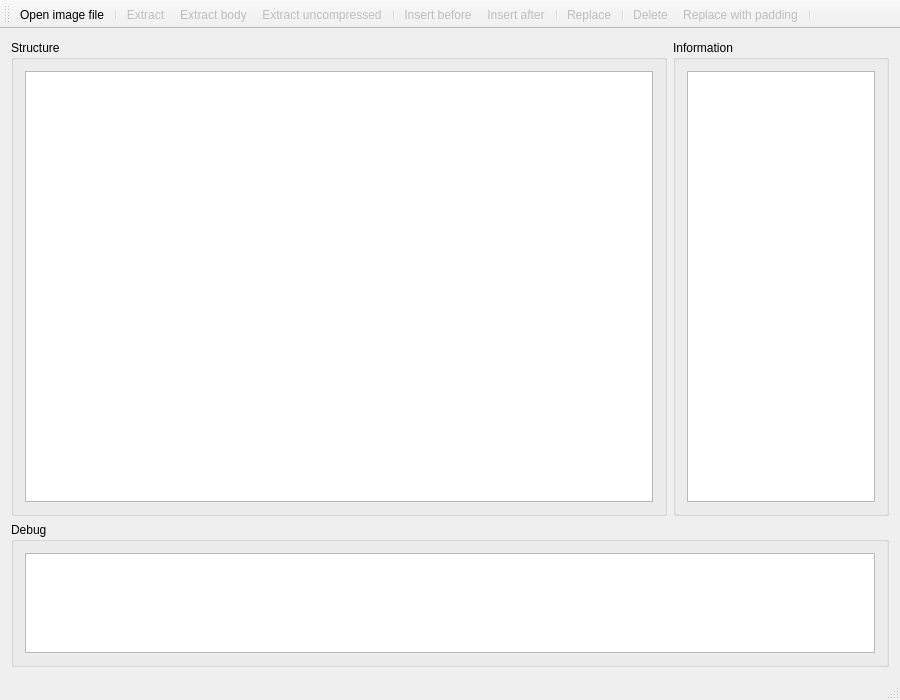
Old version of the form uefitool.ui in the repository LongSoft/UEFITool.
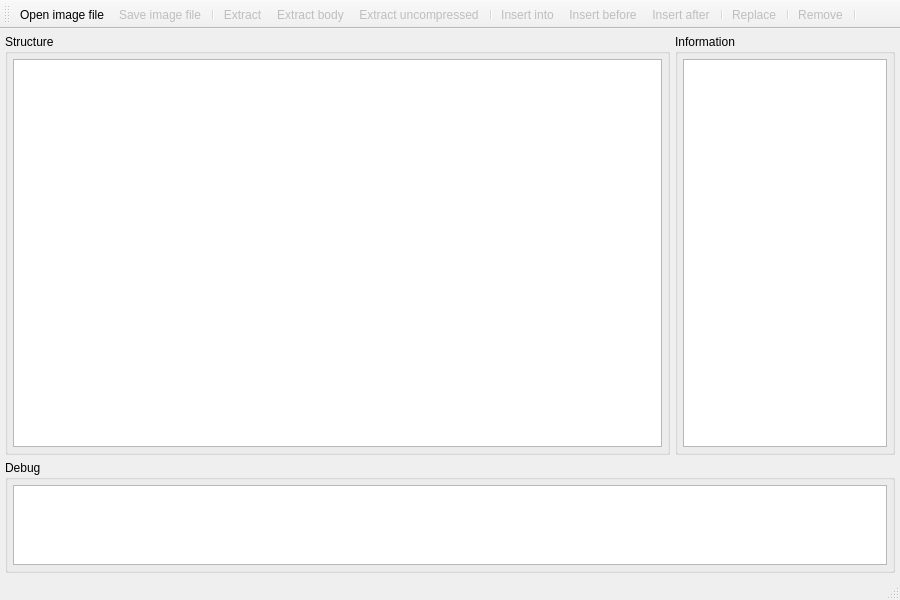
New version of the form.

```diff
--- a/uefitool.ui
+++ b/uefitool.ui
@@ -7,7 +7,7 @@
     <x>0</x>
     <y>0</y>
     <width>900</width>
-    <height>700</height>
+    <height>600</height>
    </rect>
   </property>
   <property name="sizePolicy">
@@ -20,7 +20,7 @@
    <bool>true</bool>
   </property>
   <property name="windowTitle">
-   <string>UEFITool 0.3.0</string>
+   <string>UEFITool 0.4.0</string>
   </property>
   <widget class="QWidget" name="centralWidget">
    <property name="sizePolicy">
@@ -30,6 +30,12 @@
     </sizepolicy>
    </property>
    <layout class="QGridLayout" name="gridLayout_2">
+    <property name="margin">
+     <number>5</number>
+    </property>
+    <property name="spacing">
+     <number>5</number>
+    </property>
     <item row="0" column="0">
      <widget class="QGroupBox" name="structureGroupBox">
       <property name="sizePolicy">
@@ -42,6 +48,12 @@
        <string>Structure</string>
       </property>
       <layout class="QGridLayout" name="gridLayout">
+       <property name="margin">
+        <number>5</number>
+       </property>
+       <property name="spacing">
+        <number>5</number>
+       </property>
        <item row="0" column="0" colspan="2">
         <widget class="QTreeView" name="structureTreeView">
          <property name="font">
@@ -80,7 +92,7 @@
       </property>
       <property name="maximumSize">
        <size>
-        <width>216</width>
+        <width>220</width>
         <height>16777215</height>
        </size>
       </property>
@@ -89,7 +101,10 @@
       </property>
       <layout class="QVBoxLayout" name="verticalLayout">
        <property name="spacing">
-        <number>3</number>
+        <number>5</number>
+       </property>
+       <property name="margin">
+        <number>5</number>
        </property>
        <item>
         <widget class="QPlainTextEdit" name="infoEdit">
@@ -99,12 +114,6 @@
            <verstretch>0</verstretch>
           </sizepolicy>
          </property>
-         <property name="maximumSize">
-          <size>
-           <width>200</width>
-           <height>16777215</height>
-          </size>
-         </property>
          <property name="font">
           <font>
            <family>Consolas</family>
@@ -137,6 +146,12 @@
        <string>Debug</string>
       </property>
       <layout class="QHBoxLayout" name="horizontalLayout">
+       <property name="spacing">
+        <number>5</number>
+       </property>
+       <property name="margin">
+        <number>5</number>
+       </property>
        <item>
         <widget class="QPlainTextEdit" name="debugEdit">
          <property name="sizePolicy">
@@ -148,7 +163,7 @@
          <property name="maximumSize">
           <size>
            <width>16777215</width>
-           <height>100</height>
+           <height>80</height>
           </size>
          </property>
          <property name="baseSize">
@@ -194,18 +209,19 @@
     <bool>false</bool>
    </attribute>
    <addaction name="actionOpenImageFile"/>
+   <addaction name="actionSaveImageFile"/>
    <addaction name="separator"/>
    <addaction name="actionExtract"/>
    <addaction name="actionExtractBody"/>
    <addaction name="actionExtractUncompressed"/>
    <addaction name="separator"/>
+   <addaction name="actionInsertInto"/>
    <addaction name="actionInsertBefore"/>
    <addaction name="actionInsertAfter"/>
    <addaction name="separator"/>
    <addaction name="actionReplace"/>
    <addaction name="separator"/>
-   <addaction name="actionDelete"/>
-   <addaction name="actionReplaceWithPadding"/>
+   <addaction name="actionRemove"/>
    <addaction name="separator"/>
   </widget>
   <action name="actionInsertAfter">
@@ -213,7 +229,7 @@
     <bool>false</bool>
    </property>
    <property name="text">
-    <string>Insert after</string>
+    <string>Insert after...</string>
    </property>
    <property name="toolTip">
     <string>Insert an object from file after selected object</string>
@@ -227,10 +243,10 @@
     <bool>false</bool>
    </property>
    <property name="text">
-    <string>Insert before</string>
+    <string>Insert before...</string>
    </property>
    <property name="toolTip">
-    <string>Insert an object from file before selected object</string>
+    <string>Insert object from file before selected object</string>
    </property>
    <property name="shortcut">
     <string>Ctrl+Shift+I</string>
@@ -255,7 +271,7 @@
     <bool>false</bool>
    </property>
    <property name="text">
-    <string>Extract</string>
+    <string>Extract...</string>
    </property>
    <property name="toolTip">
     <string>Extract selected object to file</string>
@@ -269,7 +285,7 @@
     <bool>false</bool>
    </property>
    <property name="text">
-    <string>Extract body</string>
+    <string>Extract body...</string>
    </property>
    <property name="toolTip">
     <string>Extract selected object without header to file</string>
@@ -283,7 +299,7 @@
     <bool>false</bool>
    </property>
    <property name="text">
-    <string>Extract uncompressed</string>
+    <string>Extract uncompressed...</string>
    </property>
    <property name="toolTip">
     <string>Extract selected FFS file uncompressing it </string>
@@ -292,37 +308,23 @@
     <string>Ctrl+Alt+E</string>
    </property>
   </action>
-  <action name="actionDelete">
+  <action name="actionRemove">
    <property name="enabled">
     <bool>false</bool>
    </property>
    <property name="text">
-    <string>Delete</string>
+    <string>Remove</string>
    </property>
    <property name="toolTip">
-    <string>Delete selected object</string>
+    <string>Remove selected object</string>
    </property>
    <property name="shortcut">
-    <string>Ctrl+D</string>
-   </property>
-  </action>
-  <action name="actionReplaceWithPadding">
-   <property name="enabled">
-    <bool>false</bool>
-   </property>
-   <property name="text">
-    <string>Replace with padding</string>
-   </property>
-   <property name="toolTip">
-    <string>Delete an object by replacing it with padding</string>
-   </property>
-   <property name="shortcut">
-    <string>Ctrl+Shift+D</string>
+    <string>Ctrl+Del</string>
    </property>
   </action>
   <action name="actionOpenImageFile">
    <property name="text">
-    <string>Open image file</string>
+    <string>Open image file...</string>
    </property>
    <property name="toolTip">
     <string>Open image file</string>
@@ -331,6 +333,34 @@
     <string>Ctrl+O</string>
    </property>
   </action>
+  <action name="actionInsertInto">
+   <property name="enabled">
+    <bool>false</bool>
+   </property>
+   <property name="text">
+    <string>Insert into...</string>
+   </property>
+   <property name="toolTip">
+    <string>Insert object from file into selected object</string>
+   </property>
+   <property name="shortcut">
+    <string>Ctrl+Ins</string>
+   </property>
+  </action>
+  <action name="actionSaveImageFile">
+   <property name="enabled">
+    <bool>false</bool>
+   </property>
+   <property name="text">
+    <string>Save image file...</string>
+   </property>
+   <property name="toolTip">
+    <string>Save modified image file</string>
+   </property>
+   <property name="shortcut">
+    <string>Ctrl+S</string>
+   </property>
+  </action>
  </widget>
  <layoutdefault spacing="6" margin="11"/>
  <resources/>
```
